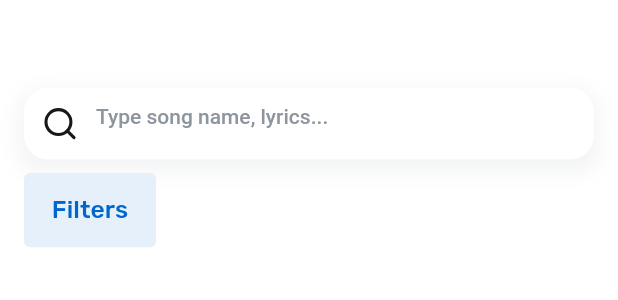
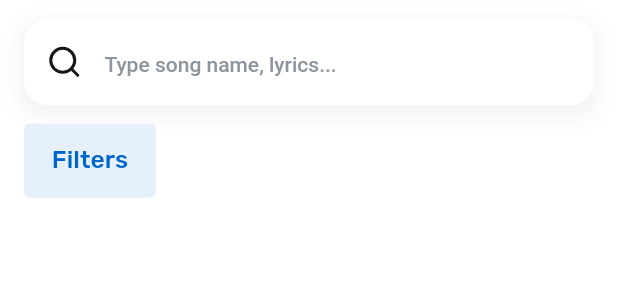
Before and after one commit to lapin7771n/worship-songs, a Flutter app: the HomeAppBar widget shown alone on an empty page, opened directly with empty values, on a phone screen of 412 x 824 dp. Shown: the top 300 px of the screen. Run offline on Flutter 3.47's test engine with Material 2 defaults, Android fonts, the phone set to English and light mode, and no system bars; our stand-ins replace carousel_slider, firebase_core, firebase_crashlytics, flutter_svg, modal_bottom_sheet, package_info and 3 more; accounts and stored records are empty; network calls fail.

Commit message:
Appbar fixed

```diff
--- a/lib/main.dart
+++ b/lib/main.dart
@@ -132,9 +132,13 @@ class MyApp extends StatelessWidget {
         primaryColor: Colors.black,
       ),
       inputDecorationTheme: InputDecorationTheme(
-        contentPadding: EdgeInsets.symmetric(vertical: 20, horizontal: 16),
+        contentPadding: EdgeInsets.symmetric(
+          vertical: SizeConfig.safeBlockVertical * 2,
+          horizontal: 16,
+        ),
         hintStyle: Theme.of(context).textTheme.bodyText1.copyWith(
               color: AppColors.gray,
+              height: 1.0,
             ),
         enabledBorder: OutlineInputBorder(
           borderRadius: BorderRadius.circular(8),
--- a/lib/screens/home_screen/home_app_bar.dart
+++ b/lib/screens/home_screen/home_app_bar.dart
@@ -34,14 +34,14 @@ class HomeAppBar extends StatelessWidget {
       padding: EdgeInsets.only(
         right: 16,
         left: 16,
-        top: SizeConfig.safeBlockVertical * 7,
+        top: MediaQuery.of(context).padding.top + SizeConfig.safeBlockVertical,
         bottom: SizeConfig.safeBlockVertical,
       ),
       child: Column(
         mainAxisSize: MainAxisSize.min,
         children: [
           Container(
-            height: SizeConfig.safeBlockVertical * 6,
+            height: SizeConfig.safeBlockVertical * 8,
             width: SizeConfig.safeBlockVertical * 100,
             child: Row(
               children: [
@@ -85,19 +85,19 @@ class HomeAppBar extends StatelessWidget {
           focusNode: _searchFocus,
           controller: _controller,
           decoration: InputDecoration(
-            contentPadding: EdgeInsets.all(5),
+            // contentPadding: EdgeInsets.all(10),
             enabledBorder: InputBorder.none,
+            hintText: Strings.of(context).typeSongName,
             prefixIcon: Padding(
               padding: EdgeInsets.symmetric(
-                horizontal: SizeConfig.safeBlockVertical * 1.3,
-                vertical: SizeConfig.safeBlockVertical * 1.4,
+                horizontal: SizeConfig.safeBlockVertical * 1.8,
+                vertical: SizeConfig.safeBlockVertical * 1.6,
               ),
               child: SvgPicture.asset(
                 _searchIconPath,
                 color: AppColors.black,
               ),
             ),
-            hintText: Strings.of(context).typeSongName,
           ),
         ),
       ),
```
